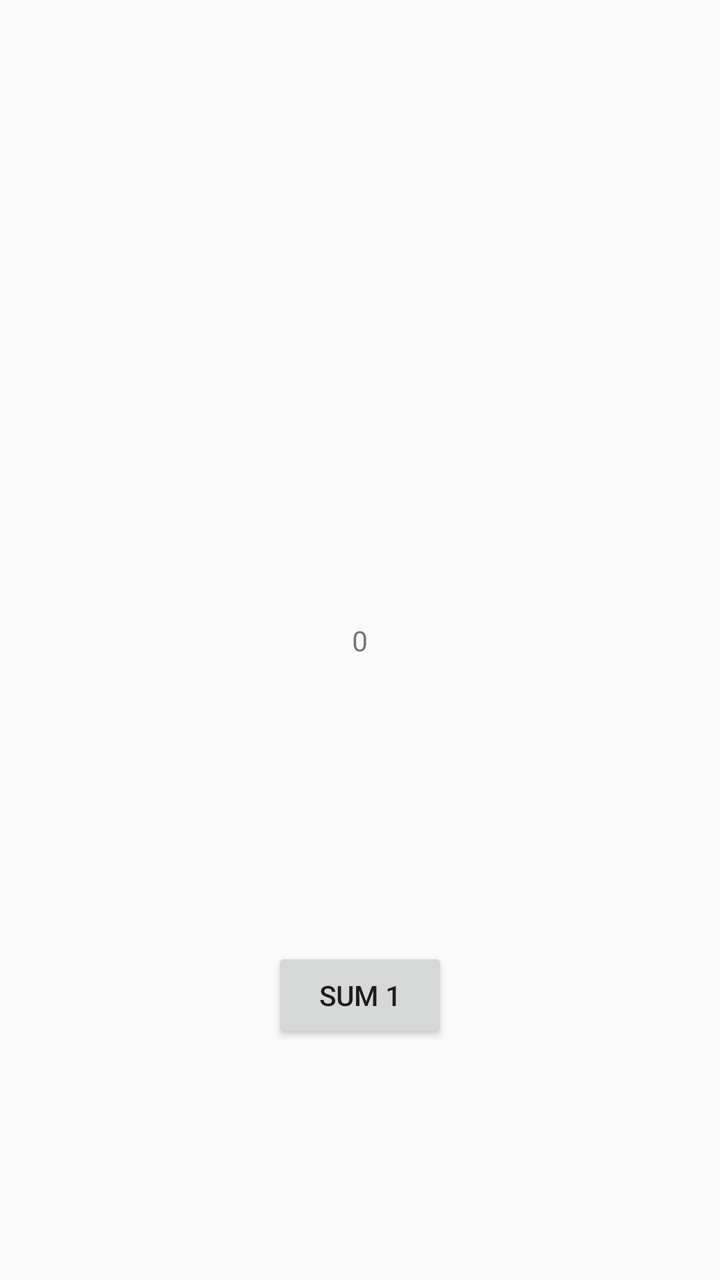
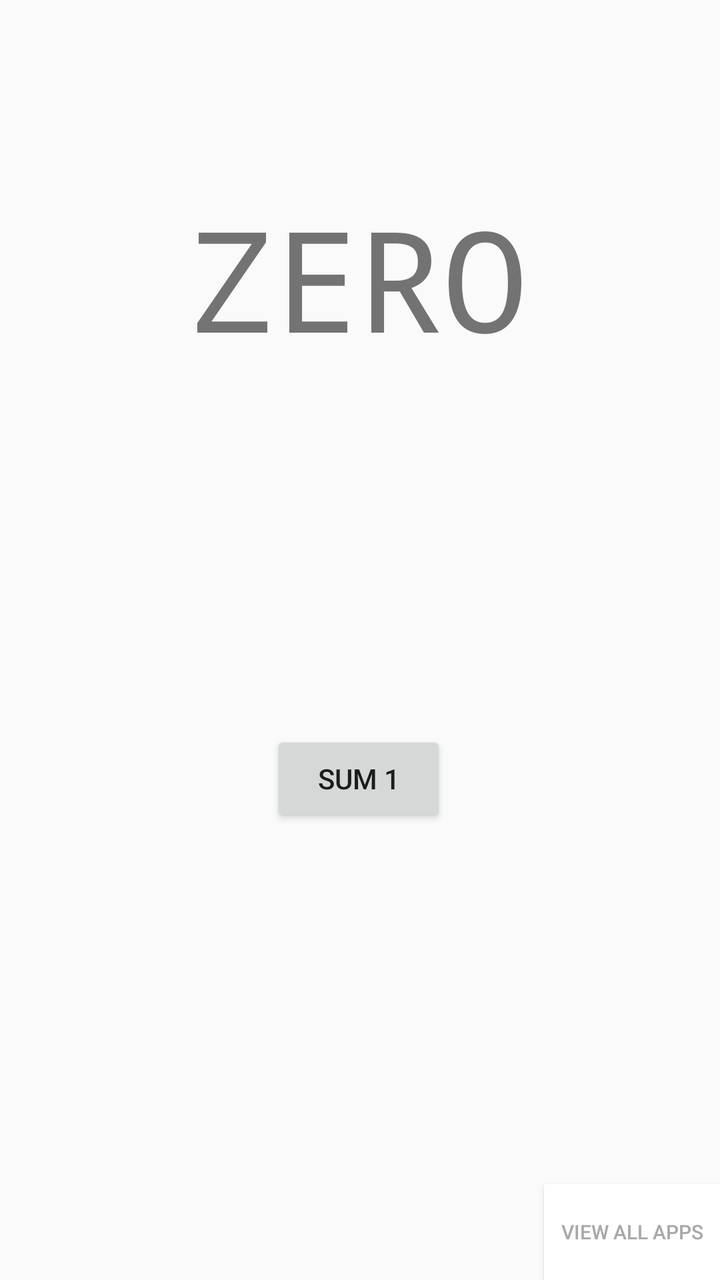

Before-and-after screenshots of an Android layout around one commit, followed by the original layout XML and the change that was made.
<!-- AndroidManifest.xml: activity theme Theme.MyApplicationContador1 -->
<!-- res/layout/activity_main.xml -->
<?xml version="1.0" encoding="utf-8"?>
<androidx.constraintlayout.widget.ConstraintLayout xmlns:android="http://schemas.android.com/apk/res/android"
    xmlns:app="http://schemas.android.com/apk/res-auto"
    xmlns:tools="http://schemas.android.com/tools"
    android:id="@+id/main"
    android:layout_width="match_parent"
    android:layout_height="match_parent"
    tools:context=".MainActivity">

    <TextView
        android:id="@+id/TextDisplayContador"
        android:layout_width="wrap_content"
        android:layout_height="wrap_content"
        android:text="0"
        app:layout_constraintBottom_toBottomOf="parent"
        app:layout_constraintEnd_toEndOf="parent"
        app:layout_constraintStart_toStartOf="parent"
        app:layout_constraintTop_toTopOf="parent"
        
    />

    <Button
        android:id="@+id/ButtonSumarContador"
        android:layout_width="wrap_content"
        android:layout_height="wrap_content"
        android:contentDescription="SumButton"
        android:text="Sum 1"

        app:layout_constraintBottom_toBottomOf="parent"
        app:layout_constraintEnd_toEndOf="parent"
        app:layout_constraintHorizontal_bias="0.5"
        app:layout_constraintStart_toStartOf="parent"
        app:layout_constraintTop_toTopOf="parent"
        app:layout_constraintVertical_bias="0.8"
    />

</androidx.constraintlayout.widget.ConstraintLayout>
<!-- resources referenced by this layout -->
<resources>
  <style name="Theme.MyApplicationContador1" parent="android:Theme.Material.Light.NoActionBar" />
</resources>

<!-- the commit's change to res/layout/activity_main.xml (unified diff, before → after) -->
@@ -7,17 +7,18 @@
     android:layout_height="match_parent"
     tools:context=".MainActivity">
 
+
     <TextView
         android:id="@+id/TextDisplayContador"
         android:layout_width="wrap_content"
-        android:layout_height="wrap_content"
-        android:text="0"
-        app:layout_constraintBottom_toBottomOf="parent"
-        app:layout_constraintEnd_toEndOf="parent"
-        app:layout_constraintStart_toStartOf="parent"
-        app:layout_constraintTop_toTopOf="parent"
-        
-    />
+        android:layout_height="0dp"
+        android:layout_marginBottom="180dp"
+        android:fontFamily="monospace"
+        android:text="ZERO"
+        android:textSize="70sp"
+        app:layout_constraintBottom_toTopOf="@+id/ButtonSumarContador"
+        app:layout_constraintEnd_toEndOf="@+id/ButtonSumarContador"
+        app:layout_constraintStart_toStartOf="@+id/ButtonSumarContador" />
 
     <Button
         android:id="@+id/ButtonSumarContador"
@@ -28,10 +29,24 @@
 
         app:layout_constraintBottom_toBottomOf="parent"
         app:layout_constraintEnd_toEndOf="parent"
-        app:layout_constraintHorizontal_bias="0.5"
+        app:layout_constraintHorizontal_bias="0.498"
         app:layout_constraintStart_toStartOf="parent"
         app:layout_constraintTop_toTopOf="parent"
-        app:layout_constraintVertical_bias="0.8"
-    />
+        app:layout_constraintVertical_bias="0.617" />
+
+    <Button
+        android:id="@+id/ChangeToActList"
+        android:layout_width="wrap_content"
+        android:layout_height="wrap_content"
+        android:background="#FFFFFF"
+        android:backgroundTint="#FFFFFF"
+
+        android:backgroundTintMode="screen"
+        android:contentDescription="Cámbia a una activity que muestra la lista de Activityes de la aplicación"
+        android:text="View All Apps"
+        android:textColor="#A8A8A8"
+        android:textSize="10sp"
+        app:layout_constraintBottom_toBottomOf="parent"
+        app:layout_constraintEnd_toEndOf="parent" />
 
 </androidx.constraintlayout.widget.ConstraintLayout>
